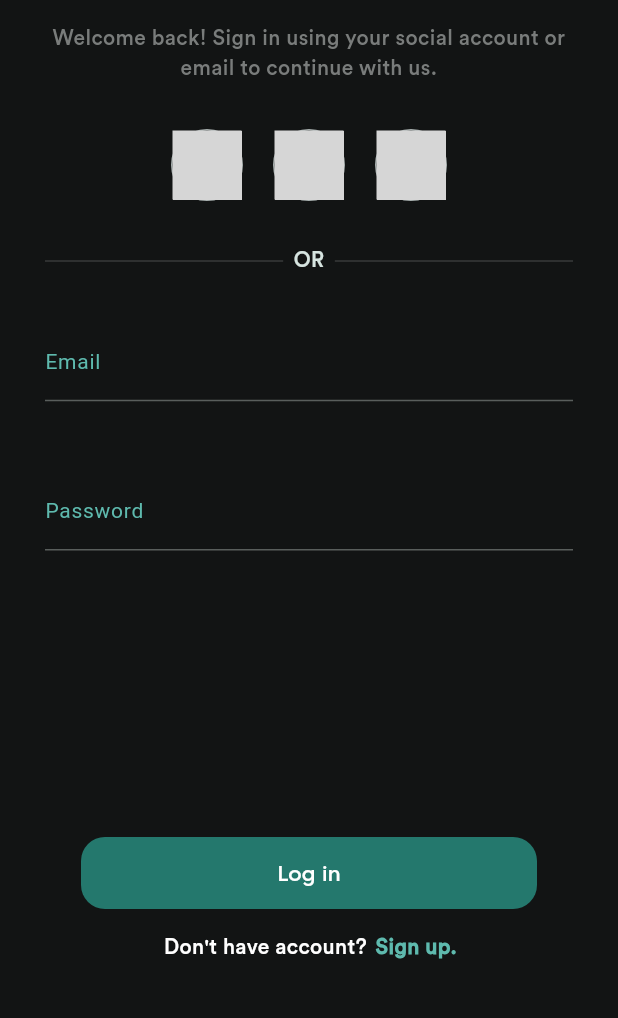
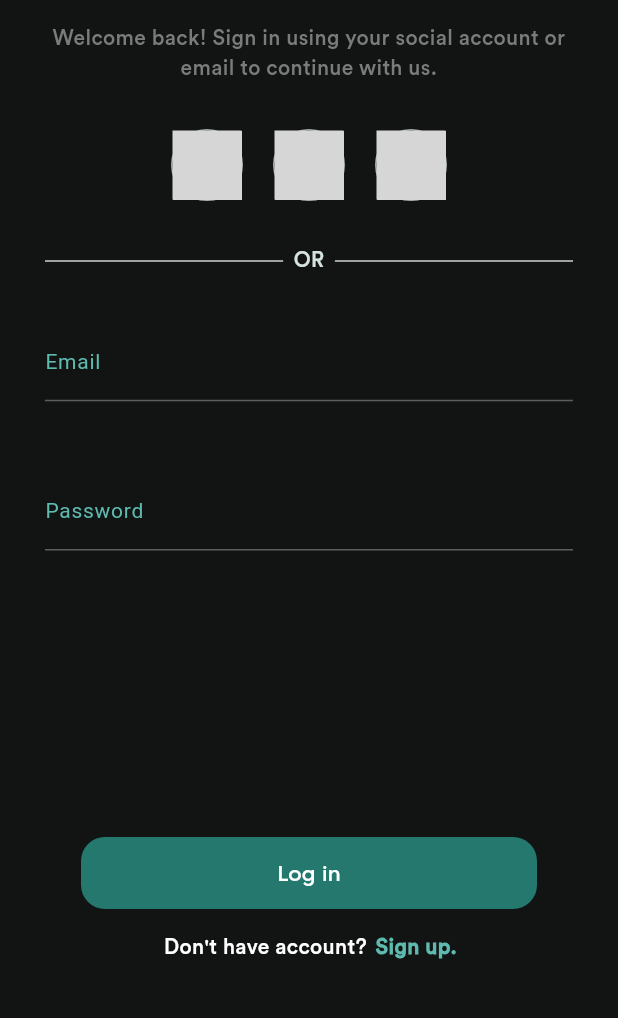
Before and after one commit to RodrigoUchoa001/chat-app, a Flutter app: the screen it shows after launch, after a tap on "Log in", on a phone screen of 412 x 824 dp, the part 213-1231 px from its top. Run offline on Flutter 3.47's test engine with Material 3 defaults, Android fonts, the light colour scheme and no system bars; our stand-ins replace cloud_firestore, dotted_border, email_validator, firebase_auth, firebase_core, flutter_riverpod and 7 more; accounts and stored records are empty; generated files the repository leaves out were written again; grey boxes are pictures that could not be loaded.

Commit message:
on boarding divider widget now gets the color from the selected theme

```diff
--- a/lib/features/auth/presentation/widgets/on_board_divider.dart
+++ b/lib/features/auth/presentation/widgets/on_board_divider.dart
@@ -1,3 +1,4 @@
+import 'package:chatapp/core/theme/theme_provider.dart';
 import 'package:chatapp/gen/fonts.gen.dart';
 import 'package:flutter/material.dart';
 import 'package:flutter_riverpod/flutter_riverpod.dart';
@@ -7,20 +8,24 @@ class OnBoardDivider extends ConsumerWidget {
 
   @override
   Widget build(BuildContext context, WidgetRef ref) {
+    final themeMode = ref.watch(themeProvider);
+
     return Row(
       mainAxisAlignment: MainAxisAlignment.center,
       children: [
         Expanded(
           child: Divider(
-            color: Color(0xFFCDD1D0).withAlpha(51),
+            color: Color(0xFFCDD1D0),
           ),
         ),
         Padding(
           padding: const EdgeInsets.symmetric(horizontal: 7),
-          child: const Text(
+          child: Text(
             "OR",
             style: TextStyle(
-              color: Color(0xFFD6E4E0),
+              color: themeMode == ThemeMode.light
+                  ? Color(0xFF797C7B)
+                  : Color(0xFFD6E4E0),
               fontSize: 14,
               fontFamily: FontFamily.circular,
               fontWeight: FontWeight.w100,
@@ -29,7 +34,7 @@ class OnBoardDivider extends ConsumerWidget {
         ),
         Expanded(
           child: Divider(
-            color: Color(0xFFCDD1D0).withAlpha(51),
+            color: Color(0xFFCDD1D0),
           ),
         ),
       ],
```
